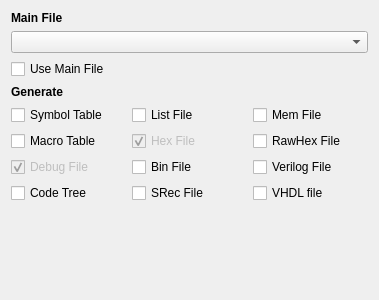
This is IDE/GUI/dialogs/projectcfg/projectcfg_compiler.ui in AbyssAbbeba/MDS-picoblaze-AVR-ide as Qt 5 draws it before an edit. The edited form follows.
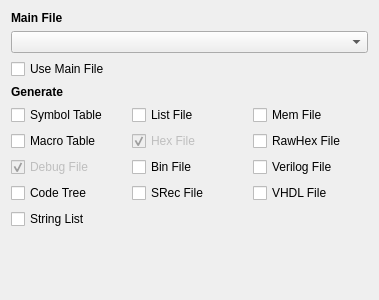
This is the edited form.

```diff
--- a/IDE/GUI/dialogs/projectcfg/projectcfg_compiler.ui
+++ b/IDE/GUI/dialogs/projectcfg/projectcfg_compiler.ui
@@ -17,7 +17,7 @@
    <item row="7" column="2">
     <widget class="QCheckBox" name="chckVHDLFile">
      <property name="text">
-      <string>VHDL file</string>
+      <string>VHDL File</string>
      </property>
     </widget>
    </item>
@@ -146,7 +146,7 @@
      </property>
     </widget>
    </item>
-   <item row="8" column="0" colspan="2">
+   <item row="9" column="0" colspan="2">
     <spacer name="verticalSpacer">
      <property name="orientation">
       <enum>Qt::Vertical</enum>
@@ -162,6 +162,13 @@
    <item row="1" column="0" colspan="3">
     <widget class="QComboBox" name="cmbMainFile"/>
    </item>
+   <item row="8" column="0">
+    <widget class="QCheckBox" name="chckStringList">
+     <property name="text">
+      <string>String List</string>
+     </property>
+    </widget>
+   </item>
   </layout>
  </widget>
  <resources/>
```
